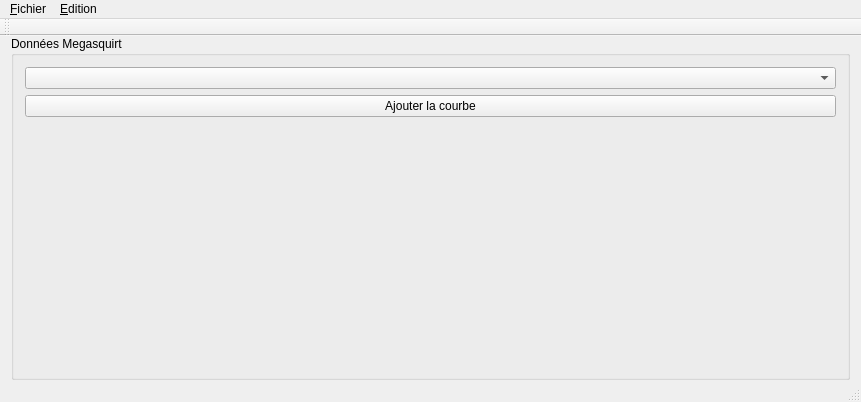
Above: MainWindow.ui from xaviermawet/EcoMotion2013BenchTestExperimental before the change. Below: the same form after it.
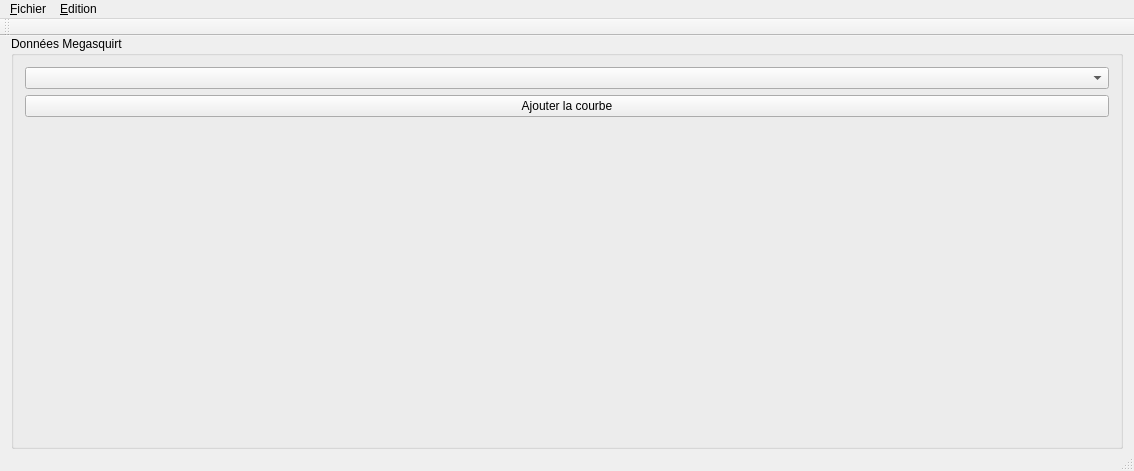
That is the form after the change. Icons and pictures are not drawn.

Commit message: Gestion de l'ajout d'une courbe sélectionnées depuis une combobox Ajout de la gestion de la précision des échelles

```diff
--- a/MainWindow.ui
+++ b/MainWindow.ui
@@ -6,8 +6,8 @@
    <rect>
     <x>0</x>
     <y>0</y>
-    <width>861</width>
-    <height>402</height>
+    <width>1134</width>
+    <height>471</height>
    </rect>
   </property>
   <property name="windowTitle">
@@ -63,7 +63,7 @@
     <rect>
      <x>0</x>
      <y>0</y>
-     <width>861</width>
+     <width>1134</width>
      <height>19</height>
     </rect>
    </property>
```
Left out of the diff: 33 changed lines with no effect on the pictures. The commit also changes 3 other files.
